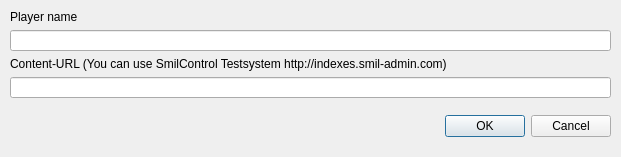
Above: src/player-qml/configdialog.ui from sagiadinos/garlic-player before the change. Below: the same form after it.
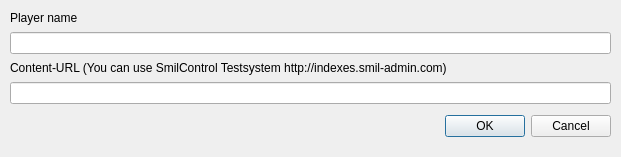
That is the form after the change.

What changed in the file:
```diff
--- a/src/player-qml/configdialog.ui
+++ b/src/player-qml/configdialog.ui
@@ -43,10 +43,13 @@
      <x>10</x>
      <y>10</y>
      <width>601</width>
-     <height>89</height>
+     <height>95</height>
     </rect>
    </property>
    <layout class="QVBoxLayout" name="verticalLayout">
+    <property name="spacing">
+     <number>6</number>
+    </property>
     <item>
      <widget class="QLabel" name="labelPlayerName">
       <property name="sizePolicy">
```
